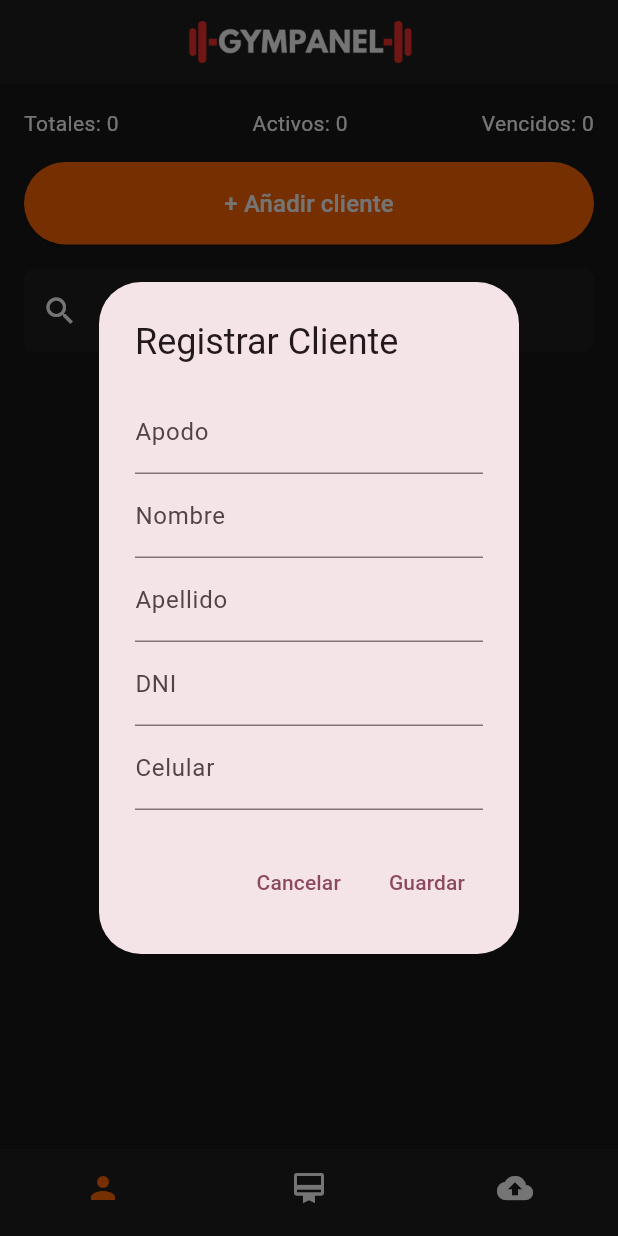
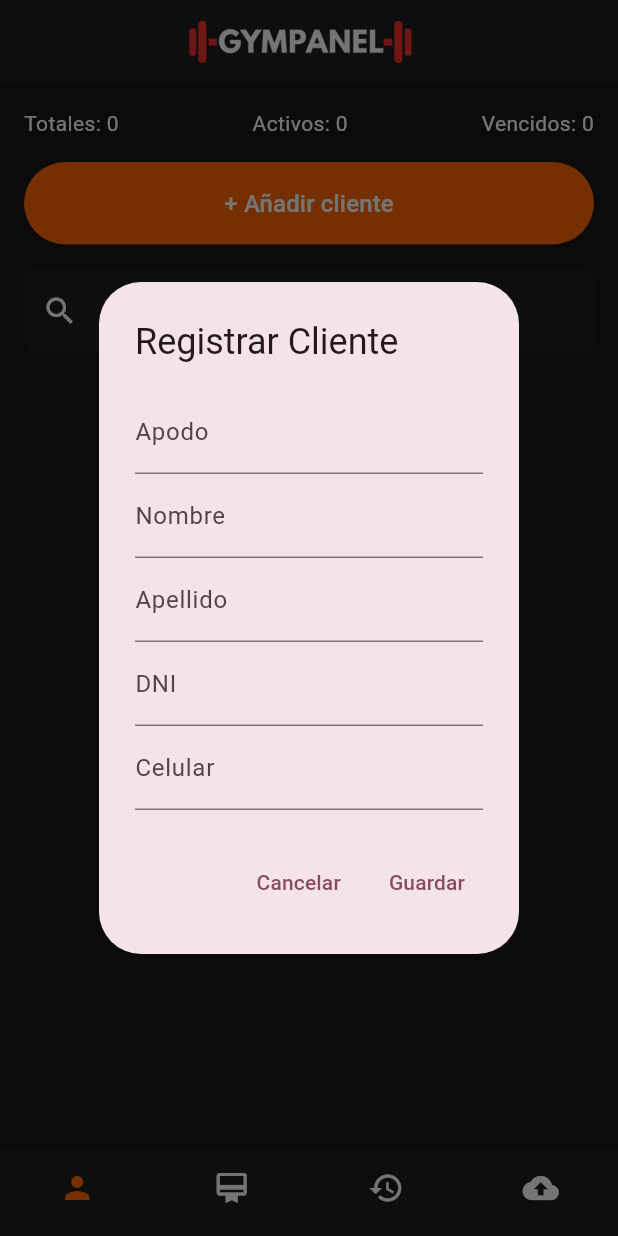
Before and after one commit to ezerutp/ego, a Flutter app: the screen it shows after launch, after a tap on "+ Añadir cliente", on a phone screen of 412 x 824 dp. Run offline on Flutter 3.47's test engine with Material 3 defaults, Android fonts, the phone set to English and light mode, and no system bars; our stand-ins replace csv, device_info_plus, permission_handler, sqflite; accounts and stored records are empty.

Commit message:
feat: Se agrega historial de membresías
- Se agrega historial de membresías a la aplicación, permitiendo a los usuarios ver sus transacciones pasadas y detalles de membresía.
- Se implementa un servicio de diálogo para mostrar información relevante.
- Se actualizan los controladores y repositorios para manejar la nueva funcionalidad de historial de membresías.

```diff
--- a/lib/controllers/home_controller.dart
+++ b/lib/controllers/home_controller.dart
@@ -32,6 +32,19 @@ class HomeController {
     return membresias;
   }
 
+  Future<List<Membresia>> cargarMembresiasInactivas(
+    Map<int, Cliente?> cache,
+  ) async {
+    List<Membresia> membresiasInactivas =
+        await membresiaRepo.getMembresiasInactivas();
+    for (var membresia in membresiasInactivas) {
+      cache[membresia.clienteId] = await clienteRepo.getClienteById(
+        membresia.clienteId,
+      );
+    }
+    return membresiasInactivas;
+  }
+
   Future<ClienteStats> getStatsClientes() => StatsData.getStatsClientes();
   Future<MembresiaStats> getStatsMembresias() => StatsData.getStatsMembresias();
 }
--- a/lib/pages/home_page.dart
+++ b/lib/pages/home_page.dart
@@ -3,12 +3,12 @@ import 'package:ego/main.dart';
 import 'package:ego/models/cliente.dart';
 import 'package:ego/models/cliente_stats.dart';
 import 'package:ego/models/membresia_stats.dart';
-import 'package:ego/utils/utils.dart';
+import 'package:ego/services/dialogo_servicio.dart';
 import 'package:ego/views/backup.dart';
+import 'package:ego/views/membership_page_history.dart';
 import 'package:ego/widgets/add_cliente.dart';
 import 'package:ego/widgets/add_membership.dart';
 import 'package:ego/widgets/button_navigation.dart';
-import 'package:ego/widgets/dialog.dart';
 import 'package:ego/views/membership_page_content.dart';
 import 'package:ego/models/membresia.dart';
 import 'package:ego/repository/cliente_repository.dart';
@@ -27,6 +27,7 @@ class MyHomePageState extends State<MyHomePage> {
 
   // mapas para datos cacheados
   final Map<int, Membresia?> _membresiasPorCliente = {};
+  final Map<int, Cliente?> _clientesPorMembresiaInactivas = {};
   final Map<int, Cliente?> _clientesPorMembresia = {};
 
   ClienteStats _stats = ClienteStats(
@@ -47,35 +48,40 @@ class MyHomePageState extends State<MyHomePage> {
   // Listas para almacenar los datos de clientes y membresías
   List<Cliente> _clientes = [];
   List<Membresia> _membresias = [];
+  List<Membresia> _membresiasInactivas = [];
 
   @override
   void initState() {
     super.initState();
     _homeController = HomeController(_clienteRepository, _membresiaRespository);
-    _getData();
+    _cargarDatosIniciales();
   }
 
   // metodo para el boton
-  void _onItemTapped(int index) {
+  void _cambiarPestana(int index) {
     setState(() {
       _selectedIndex = index;
     });
   }
 
   // metodo para cargar los datos de clientes, membresias y estadisticas
-  void _getData() async {
+  void _cargarDatosIniciales() async {
     final List<Cliente> clientes = await _homeController.cargarClientes(
       _membresiasPorCliente,
     );
     final List<Membresia> membresias = await _homeController.cargarMembresias(
       _clientesPorMembresia,
     );
+    final List<Membresia> membresiasInactivas = await _homeController
+        .cargarMembresiasInactivas(_clientesPorMembresiaInactivas);
+
     final ClienteStats stats = await _homeController.getStatsClientes();
     final MembresiaStats membresiaStats =
         await _homeController.getStatsMembresias();
     setState(() {
       _clientes = clientes;
       _membresias = membresias;
+      _membresiasInactivas = membresiasInactivas;
       _stats = stats;
       _membresiaStats = membresiaStats;
     });
@@ -83,130 +89,98 @@ class MyHomePageState extends State<MyHomePage> {
 
   void _onClienteInfoPressed(BuildContext context, int clienteId) {
     final cliente = _clientes.firstWhere((c) => c.id == clienteId);
-    CustomDialogos.mostrarInfoCliente(context: context, cliente: cliente);
+    DialogService.mostrarInfoCliente(context, cliente);
   }
 
   void _onEditarClientePressed(BuildContext context, int clienteId) {
     final cliente = _clientes.firstWhere((c) => c.id == clienteId);
+    DialogService.editarCliente(
+      context: context,
+      cliente: cliente,
+      clienteRepository: _clienteRepository,
+      onClienteAdded: _cargarDatosIniciales,
+    );
+  }
+
+  void _mostrarDialogoEliminarCliente(
+    BuildContext context,
+    int clienteId,
+    String nombreCliente,
+  ) {
+    DialogService.confirmarEliminarCliente(
+      context: context,
+      clienteId: clienteId,
+      nombreCliente: nombreCliente,
+      clienteRepository: _clienteRepository,
+      onDeleted: _cargarDatosIniciales,
+    );
+  }
+
+  void _mostrarDialogoEliminarMembresia(
+    BuildContext context,
+    int membresiaId,
+    String nombreMembresia,
+  ) {
+    DialogService.confirmarEliminarMembresia(
+      context: context,
+      membresiaId: membresiaId,
+      nombreMembresia: nombreMembresia,
+      membresiaRespository: _membresiaRespository,
+      onDeleted: _cargarDatosIniciales,
+    );
+  }
+
+  // CORREGIR ESTO PIPIPI
+  Future<void> _mostrarDialogoActualizarMembresia(
+    BuildContext context,
+    int membresiaId,
+    String nombreMembresia,
+  ) async {
+    await DialogService.confirmarActualizarMembresia(
+      context: context,
+      membresiaId: membresiaId,
+      nombreMembresia: nombreMembresia,
+      membresiaRespository: _membresiaRespository,
+      onUpdated: _cargarDatosIniciales,
+    );
+  }
+
+  void _mostrarDialogoAgregarCliente() {
     showDialog(
       context: context,
       builder: (BuildContext context) {
         return AddClienteDialog(
           clienteRepository: _clienteRepository,
-          cliente: cliente,
-          onClienteAdded: _getData,
+          onClienteAdded: _cargarDatosIniciales,
         );
       },
     );
   }
 
-  void _confirmarYEliminarCliente(
-    BuildContext context,
-    int clienteId,
-    String nombreCliente,
-  ) {
-    CustomDialogos.mostrarEliminar(
-      context: context,
-      titulo: 'Eliminar cliente',
-      mensaje: '¿Está seguro de eliminar a $nombreCliente?',
-      onConfirmar: () async {
-        await _clienteRepository.eliminarCliente(clienteId);
-        _getData(); // actualiza estado con setState()
-      },
-    );
-  }
-
-  void _confirmarEliminarMembresia(
-    BuildContext context,
-    int membresiaId,
-    String nombreMembresia,
-  ) {
-    CustomDialogos.mostrarEliminar(
-      context: context,
-      titulo: 'Eliminar membresía',
-      mensaje: '¿Estas seguro de eliminar $nombreMembresia?',
-      onConfirmar: () async {
-        await _membresiaRespository.cancelarMembresia(membresiaId);
-        _getData(); // actualiza estado con setState()
-      },
-    );
-  }
-
-  // CORREGIR ESTO PIPIPI
-  Future<void> _confirmarActualizarMembresia(
-    BuildContext context,
-    int membresiaId,
-    String nombreMembresia,
-  ) async {
-    final membresia = await _membresiaRespository.getMembresiaById(membresiaId);
-
-    if (membresia == null) {
-      CustomDialogos.mostrarMensaje(
-        context: context,
-        mensaje: 'No se encontró la membresía',
-      );
-      return;
-    }
-    CustomDialogos.mostrarAumentarMembresia(
-      context: context,
-      nombreCliente: nombreMembresia,
-      fechaInicio: membresia.fechaInicio,
-      fechaFin: membresia.fechaFin,
-      onConfirmar: (int meses) async {
-        membresia.fechaFin = Utils.sumarMeses(membresia.fechaFin, meses);
-
-        await _membresiaRespository.updateMembresia(membresia);
-
-        CustomDialogos.mostrarMensaje(
-          context: context,
-          mensaje: 'Membresía extendida $meses mes${meses > 1 ? "es" : ""}.',
-          backgroundColor: Colors.green,
-        );
-
-        _getData();
-      },
-    );
-  }
-
-  void _onAddClientePressed() {
-    showDialog(
-      context: context,
-      builder: (BuildContext context) {
-        return AddClienteDialog(
-          clienteRepository: _clienteRepository,
-          onClienteAdded: _getData,
-        );
-      },
-    );
-  }
-
-  void _onAddMembershipPressed() {
+  void _mostrarDialogoAgregarMembresia() {
     showDialog(
       context: context,
       builder: (BuildContext context) {
         return AddMembership(
           membresiaRespository: _membresiaRespository,
           clienteRepository: _clienteRepository,
-          onMembershipAdded: _getData,
+          onMembershipAdded: _cargarDatosIniciales,
         );
       },
     );
   }
 
-  @override
-  Widget build(BuildContext context) {
-    // Lista de vistas por pestaña
-    final List<Widget> pages = [
+  List<Widget> _buildPages(BuildContext context) => [
     // Vista Home
     HomePageContent.buildHomePage(
       context,
       _clientes,
       _stats,
-        _onAddClientePressed,
+      _mostrarDialogoAgregarCliente,
       _membresiasPorCliente,
       _onClienteInfoPressed,
       _onEditarClientePressed,
-        _confirmarYEliminarCliente,
+      _mostrarDialogoEliminarCliente,
     ),
 
     // Vista Membresías
@@ -214,10 +188,18 @@ class MyHomePageState extends State<MyHomePage> {
       context,
       _membresias,
       _membresiaStats,
-        _onAddMembershipPressed,
+      _mostrarDialogoAgregarMembresia,
       _clientesPorMembresia,
-        _confirmarActualizarMembresia,
-        _confirmarEliminarMembresia,
+      _mostrarDialogoActualizarMembresia,
+      _mostrarDialogoEliminarMembresia,
+    ),
+
+    // Vista Membresías Inactivas
+    MemberPageHistory.buildHomePage(
+      context,
+      _membresiasInactivas,
+      _membresiaStats,
+      _clientesPorMembresiaInactivas,
     ),
 
     // Vista Backup
@@ -240,6 +222,8 @@ class MyHomePageState extends State<MyHomePage> {
     ),
   ];
 
+  @override
+  Widget build(BuildContext context) {
     return Scaffold(
       backgroundColor: AppColors.darkBlack,
       appBar: AppBar(
@@ -254,10 +238,10 @@ class MyHomePageState extends State<MyHomePage> {
         ),
       ),
 
-      body: pages[_selectedIndex], //
+      body: _buildPages(context)[_selectedIndex],
       bottomNavigationBar: CustomBottomNavigationBar(
         currentIndex: _selectedIndex,
-        onTap: _onItemTapped,
+        onTap: _cambiarPestana,
       ),
     );
   }
--- a/lib/repository/membresia_respository.dart
+++ b/lib/repository/membresia_respository.dart
@@ -90,6 +90,16 @@ class MembresiaRespository {
     return result.map((map) => Membresia.fromMap(map)).toList();
   }
 
+  Future<List<Membresia>> getMembresiasInactivas() async {
+    final db = await _databaseService.database;
+    final result = await db.query(
+      'membresias',
+      where: 'date(fechaFin) < date("now") OR cancelada = 1',
+      orderBy: 'fechaFin DESC',
+    );
+    return result.map((map) => Membresia.fromMap(map)).toList();
+  }
+
   Future<List<Membresia>> getMembresiasActivasByTipo(MembresiaTipo tipo) async {
     final db = await _databaseService.database;
     final result = await db.query(
--- /dev/null
+++ b/lib/services/dialogo_servicio.dart
@@ -0,0 +1,100 @@
+import 'package:flutter/material.dart';
+import 'package:ego/models/cliente.dart';
+import 'package:ego/widgets/dialog.dart';
+import 'package:ego/widgets/add_cliente.dart';
+import 'package:ego/repository/cliente_repository.dart';
+import 'package:ego/repository/membresia_respository.dart';
+import 'package:ego/utils/utils.dart';
+
+class DialogService {
+  static void mostrarInfoCliente(BuildContext context, Cliente cliente) {
+    CustomDialogos.mostrarInfoCliente(context: context, cliente: cliente);
+  }
+
+  static void editarCliente({
+    required BuildContext context,
+    required Cliente cliente,
+    required ClienteRepository clienteRepository,
+    required VoidCallback onClienteAdded,
+  }) {
+    showDialog(
+      context: context,
+      builder:
+          (context) => AddClienteDialog(
+            clienteRepository: clienteRepository,
+            cliente: cliente,
+            onClienteAdded: onClienteAdded,
+          ),
+    );
+  }
+
+  static void confirmarEliminarCliente({
+    required BuildContext context,
+    required int clienteId,
+    required String nombreCliente,
+    required ClienteRepository clienteRepository,
+    required VoidCallback onDeleted,
+  }) {
+    CustomDialogos.mostrarEliminar(
+      context: context,
+      titulo: 'Eliminar cliente',
+      mensaje: '¿Está seguro de eliminar a $nombreCliente?',
+      onConfirmar: () async {
+        await clienteRepository.eliminarCliente(clienteId);
+        onDeleted();
+      },
+    );
+  }
+
+  static void confirmarEliminarMembresia({
+    required BuildContext context,
+    required int membresiaId,
+    required String nombreMembresia,
+    required MembresiaRespository membresiaRespository,
+    required VoidCallback onDeleted,
+  }) {
+    CustomDialogos.mostrarEliminar(
+      context: context,
+      titulo: 'Eliminar membresía',
+      mensaje: '¿Estas seguro de eliminar $nombreMembresia?',
+      onConfirmar: () async {
+        await membresiaRespository.cancelarMembresia(membresiaId);
+        onDeleted();
+      },
+    );
+  }
+
+  static Future<void> confirmarActualizarMembresia({
+    required BuildContext context,
+    required int membresiaId,
+    required String nombreMembresia,
+    required MembresiaRespository membresiaRespository,
+    required VoidCallback onUpdated,
+  }) async {
+    final membresia = await membresiaRespository.getMembresiaById(membresiaId);
+
+    if (membresia == null) {
+      CustomDialogos.mostrarMensaje(
+        context: context,
+        mensaje: 'No se encontró la membresía',
+      );
+      return;
+    }
+    CustomDialogos.mostrarAumentarMembresia(
+      context: context,
+      nombreCliente: nombreMembresia,
+      fechaInicio: membresia.fechaInicio,
+      fechaFin: membresia.fechaFin,
+      onConfirmar: (int meses) async {
+        membresia.fechaFin = Utils.sumarMeses(membresia.fechaFin, meses);
+        await membresiaRespository.updateMembresia(membresia);
+        CustomDialogos.mostrarMensaje(
+          context: context,
+          mensaje: 'Membresía extendida $meses mes${meses > 1 ? "es" : ""}.',
+          backgroundColor: Colors.green,
+        );
+        onUpdated();
+      },
+    );
+  }
+}
--- /dev/null
+++ b/lib/views/membership_page_history.dart
@@ -0,0 +1,72 @@
+import 'package:ego/models/membresia_stats.dart';
+import 'package:ego/widgets/card_membership_history.dart';
+import 'package:flutter/material.dart';
+import '../models/cliente.dart';
+import '../models/membresia.dart';
+import '../theme/color.dart';
+
+class MemberPageHistory {
+  static Widget buildHomePage(
+    BuildContext context,
+    List<Membresia> membresias,
+    MembresiaStats stats,
+    Map<int, Cliente?> clientePorMembresia,
+  ) {
+    return Padding(
+      padding: const EdgeInsets.all(16),
+      child: Column(
+        crossAxisAlignment: CrossAxisAlignment.stretch,
+        children: [
+          Row(
+            mainAxisAlignment: MainAxisAlignment.spaceBetween,
+            children: [
+              Text(
+                'Totales: ${stats.totalMembresiasValue}',
+                style: TextStyle(color: Colors.white),
+              ),
+              Text(
+                'Normales: ${stats.totalNormalesValue}',
+                style: TextStyle(color: Colors.white),
+              ),
+              Text(
+                'Personalizados: ${stats.totalPersonalizadosValue}',
+                style: TextStyle(color: Colors.white),
+              ),
+            ],
+          ),
+          const SizedBox(height: 16),
+          TextField(
+            style: const TextStyle(color: AppColors.white),
+            decoration: InputDecoration(
+              hintText: 'Buscar membresía',
+              hintStyle: const TextStyle(
+                color: AppColors.gray,
+                fontStyle: FontStyle.italic,
+              ),
+              prefixIcon: const Icon(Icons.search, color: AppColors.white),
+              fillColor: AppColors.darkGray,
+              filled: true,
+              border: OutlineInputBorder(
+                borderRadius: BorderRadius.circular(8),
+                borderSide: BorderSide.none,
+              ),
+            ),
+          ),
+          const SizedBox(height: 16),
+          Expanded(
+            child: ListView(
+              children:
+                  membresias.map((membresia) {
+                    var cliente = clientePorMembresia[membresia.clienteId];
+                    return CardMembershipHistory(
+                      cliente: cliente!,
+                      membership: membresia,
+                    );
+                  }).toList(),
+            ),
+          ),
+        ],
+      ),
+    );
+  }
+}
--- a/lib/widgets/button_navigation.dart
+++ b/lib/widgets/button_navigation.dart
@@ -14,6 +14,7 @@ class CustomBottomNavigationBar extends StatelessWidget {
   @override
   Widget build(BuildContext context) {
     return BottomNavigationBar(
+      type: BottomNavigationBarType.fixed,
       backgroundColor: AppColors.darkGray,
       selectedItemColor: AppColors.orange,
       unselectedItemColor: Colors.white,
@@ -27,6 +28,7 @@ class CustomBottomNavigationBar extends StatelessWidget {
           icon: Icon(Icons.card_membership),
           label: 'Membresías',
         ),
+        BottomNavigationBarItem(icon: Icon(Icons.history), label: 'Historial'),
         BottomNavigationBarItem(icon: Icon(Icons.backup), label: 'Backup'),
         /*
         BottomNavigationBarItem(
--- a/lib/widgets/card_cliente.dart
+++ b/lib/widgets/card_cliente.dart
@@ -69,6 +69,7 @@ class CardCliente extends StatelessWidget {
           style: TextStyle(
             color: status == 'ACTIVO' ? AppColors.green : AppColors.red,
             fontWeight: FontWeight.bold,
+            fontSize: 12,
           ),
         ),
         trailing: Row(
```
Also changed, not shown: lib/widgets/card_membership_history.dart (added, +55 -0 lines), lib/widgets/dialog.dart (+7 -1 lines). Lines whose indentation alone changed are shown as unchanged.
